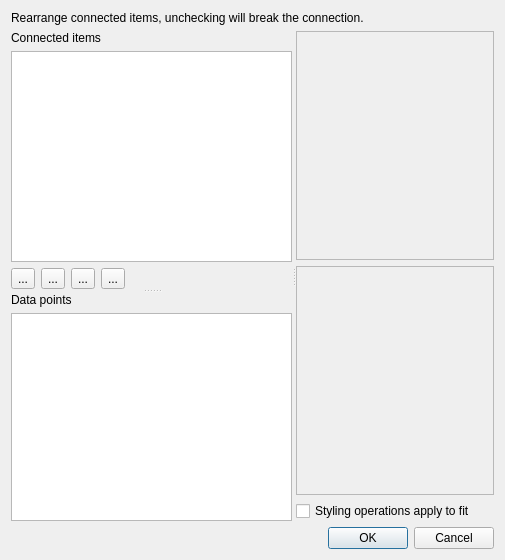
The window that kinetic/metaitemproperties.ui (hvennekate/data_element) describes before a commit, drawn with Qt 5.
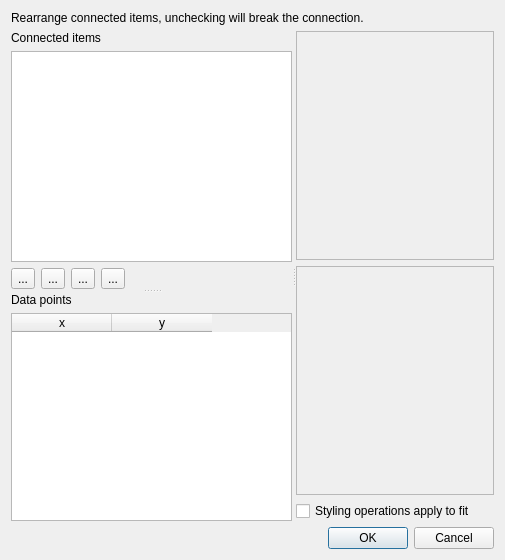
The same window after the commit. Custom widgets are drawn as their Qt base class.

The edit to the form file:
```diff
--- a/kinetic/metaitemproperties.ui
+++ b/kinetic/metaitemproperties.ui
@@ -132,7 +132,7 @@
            <number>2</number>
           </property>
           <attribute name="horizontalHeaderVisible">
-           <bool>false</bool>
+           <bool>true</bool>
           </attribute>
           <column>
            <property name="text">
```
Left out of the diff: 3 changed lines with no effect on the pictures.
